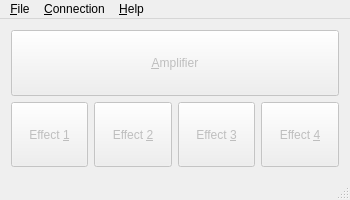
Old version of the form plug/mainwindow.ui in the repository b2ornot2b/plug.
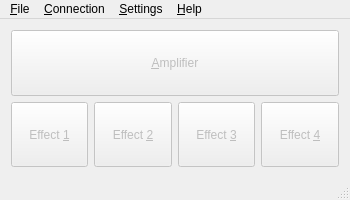
New version of the form.

Commit message: Added settings - fixes issue 12

Diff of the .ui file:
```diff
--- a/plug/mainwindow.ui
+++ b/plug/mainwindow.ui
@@ -164,8 +164,16 @@
     <addaction name="actionConnect"/>
     <addaction name="actionDisconnect"/>
    </widget>
+   <widget class="QMenu" name="menuSettings">
+    <property name="title">
+     <string>&amp;Settings</string>
+    </property>
+    <addaction name="actionConnect_on_startup"/>
+    <addaction name="actionCheck_for_updates_on_startup"/>
+   </widget>
    <addaction name="menuFile"/>
    <addaction name="menuConnection"/>
+   <addaction name="menuSettings"/>
    <addaction name="menuHelp"/>
   </widget>
   <widget class="QStatusBar" name="statusBar"/>
```
Left out of the diff: 25 changed lines with no effect on the pictures. The commit also changes 2 other files.
